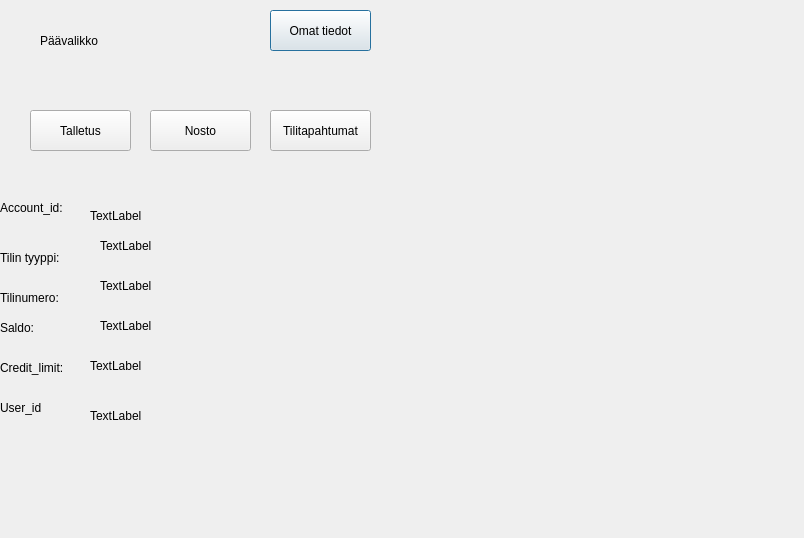
25kmo-project/group_7, file bank_automat/accountinfo.ui: the form before one commit.
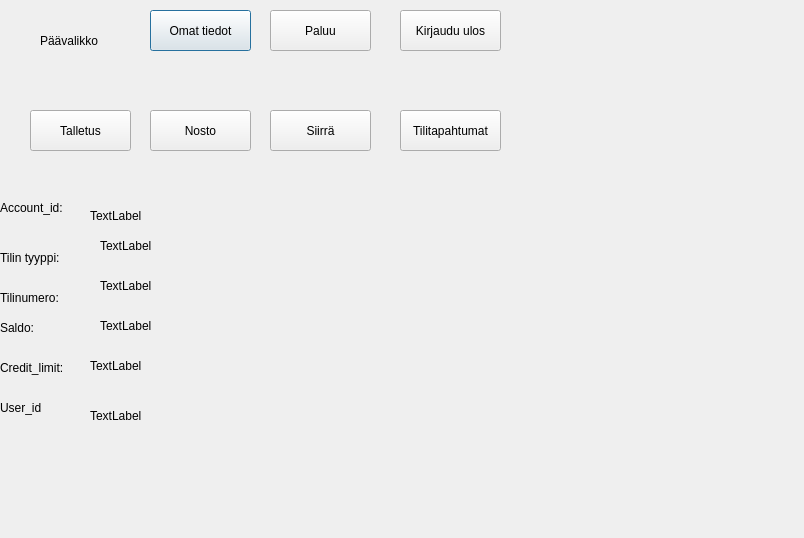
The form after the commit.

The edit to the form file:
```diff
--- a/bank_automat/accountinfo.ui
+++ b/bank_automat/accountinfo.ui
@@ -29,7 +29,7 @@
   <widget class="QPushButton" name="btnMyData">
    <property name="geometry">
     <rect>
-     <x>270</x>
+     <x>150</x>
      <y>10</y>
      <width>101</width>
      <height>41</height>
@@ -68,7 +68,7 @@
   <widget class="QPushButton" name="btnMyData_4">
    <property name="geometry">
     <rect>
-     <x>270</x>
+     <x>400</x>
      <y>110</y>
      <width>101</width>
      <height>41</height>
@@ -234,6 +234,45 @@
     <string>Tilinumero:</string>
    </property>
   </widget>
+  <widget class="QPushButton" name="btnMyData_5">
+   <property name="geometry">
+    <rect>
+     <x>270</x>
+     <y>110</y>
+     <width>101</width>
+     <height>41</height>
+    </rect>
+   </property>
+   <property name="text">
+    <string>Siirrä</string>
+   </property>
+  </widget>
+  <widget class="QPushButton" name="btnMyData_3">
+   <property name="geometry">
+    <rect>
+     <x>270</x>
+     <y>10</y>
+     <width>101</width>
+     <height>41</height>
+    </rect>
+   </property>
+   <property name="text">
+    <string>Paluu</string>
+   </property>
+  </widget>
+  <widget class="QPushButton" name="btnMyData_6">
+   <property name="geometry">
+    <rect>
+     <x>400</x>
+     <y>10</y>
+     <width>101</width>
+     <height>41</height>
+    </rect>
+   </property>
+   <property name="text">
+    <string>Kirjaudu ulos</string>
+   </property>
+  </widget>
  </widget>
  <resources/>
  <connections/>
```
Left out of the diff: 2 changed lines with no effect on the pictures.
